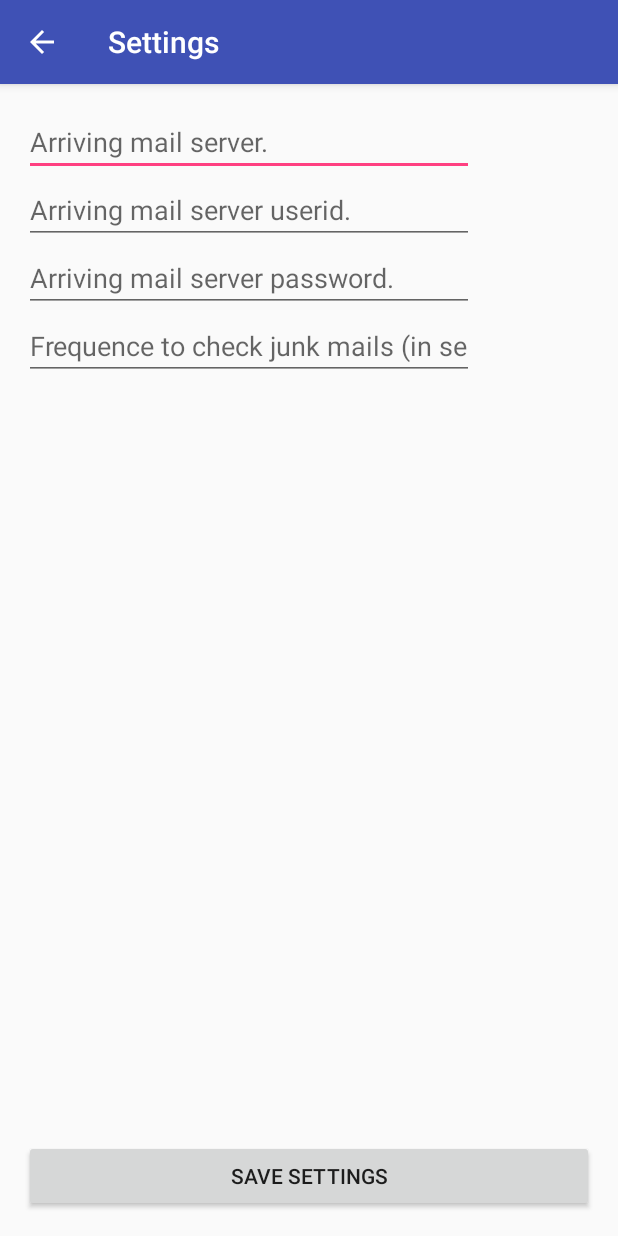
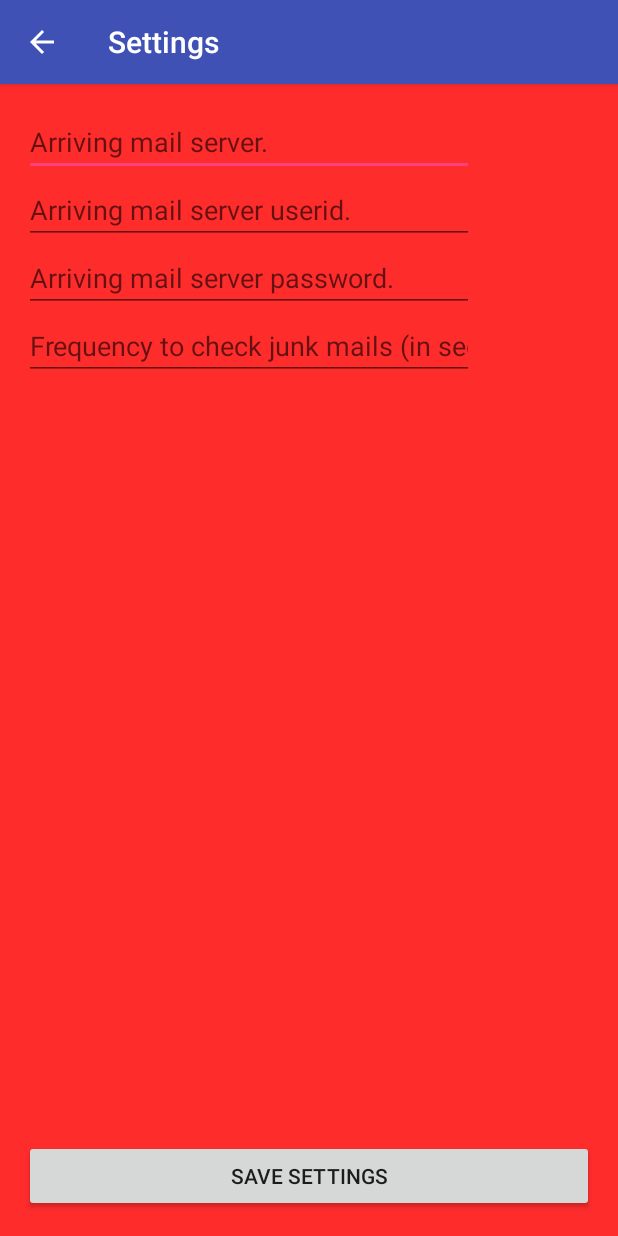
Before and after one commit to puolapek/JunkMailKiller, an Android app: the screen it shows after launch (SettingsActivity), after a tap on "SAVE SETTINGS", on a phone screen of 412 x 824 dp. Run offline under Robolectric (Android 15) with nearby library versions, the phone set to English and light mode, and no system bars.

Commit message:
Validation of settings and some layout changes.

```diff
--- a/app/src/main/java/pekka/junkmailkiller/DBHelper.java
+++ b/app/src/main/java/pekka/junkmailkiller/DBHelper.java
@@ -3,7 +3,6 @@ package pekka.junkmailkiller;
 import android.content.ContentValues;
 import android.content.Context;
 import android.database.Cursor;
-import android.database.DatabaseUtils;
 import android.database.sqlite.SQLiteDatabase;
 import android.database.sqlite.SQLiteOpenHelper;
 
@@ -21,6 +20,7 @@ public class DBHelper extends SQLiteOpenHelper {
     private static final String KEY_HOST = "HOST";
     private static final String KEY_USER = "USER";
     private static final String KEY_PASSWORD = "PASSWORD";
+    private static final String KEY_SETTINGS_OK = "SETTINGS_OK";
     private final String KEY_FREQ = "FREQ";
     private static final String KEY_KEYWORD = "KEYWORD";
 
@@ -41,19 +41,17 @@ public class DBHelper extends SQLiteOpenHelper {
 
     @Override
     public void onUpgrade(SQLiteDatabase db, int oldVersion, int newVersion) {
-        // TODO Auto-generated method stub
-        //db.execSQL("DROP TABLE IF EXISTS contacts");
-        //onCreate(db);
+
     }
 
-    public void insertData(SQLiteDatabase db, String key, String value) {
+    private void insertData(SQLiteDatabase db, String key, String value) {
         ContentValues contentValues = new ContentValues();
         contentValues.put(SETTINGS_COLUMN_KEY, key);
         contentValues.put(SETTINGS_COLUMN_VALUE, value);
         db.insert(SETTINGS_TABLE_NAME, null, contentValues);
     }
 
-    public void updateData(SQLiteDatabase db, String key, String value) {
+    private void updateData(SQLiteDatabase db, String key, String value) {
         ContentValues contentValues = new ContentValues();
         contentValues.put(SETTINGS_COLUMN_KEY, key);
         contentValues.put(SETTINGS_COLUMN_VALUE, value);
@@ -85,6 +83,10 @@ public class DBHelper extends SQLiteOpenHelper {
         if (values.size() > 0) {
             settings.setPassword(values.get(0));
         }
+        values = getValues(KEY_SETTINGS_OK);
+        if (values.size() > 0) {
+            settings.setSettingsOK(values.get(0));
+        }
         values = getValues(KEY_FREQ);
         if (values.size() > 0) {
             settings.setFreq(values.get(0));
@@ -97,40 +99,54 @@ public class DBHelper extends SQLiteOpenHelper {
         return settings;
     }
 
+    public void insertOrUpdateSettingsOK(String ok) {
+        SQLiteDatabase db = this.getWritableDatabase();
+        db.beginTransaction();
+        ArrayList<String> values = new ArrayList<String>();
 
-    public void insertOrUpdateSettings (String host, String user, String passwd, String freq)
+        values = getValues(KEY_SETTINGS_OK);
+        if (values.size() == 0) {
+            insertData(db, KEY_SETTINGS_OK, ok);
+        } else {
+            updateData(db, KEY_SETTINGS_OK, ok);
+        }
+        db.setTransactionSuccessful();
+        db.endTransaction();
+        db.close();
+    }
+
+    public void insertOrUpdateSettings (Settings settings)
     {
         SQLiteDatabase db = this.getWritableDatabase();
         db.beginTransaction();
-
         ArrayList<String> values = new ArrayList<String>();
 
         values = getValues(KEY_HOST);
         if (values.size() == 0) {
-            insertData(db, KEY_HOST, host);
+            insertData(db, KEY_HOST, settings.getHost());
         } else {
-            updateData(db, KEY_HOST, host);
+            updateData(db, KEY_HOST, settings.getHost());
         }
 
         values = getValues(KEY_USER);
         if (values.size() == 0) {
-            insertData(db, KEY_USER, user);
+            insertData(db, KEY_USER, settings.getUser());
         } else {
-            updateData(db, KEY_USER, user);
+            updateData(db, KEY_USER, settings.getUser());
         }
 
         values = getValues(KEY_PASSWORD);
         if (values.size() == 0) {
-            insertData(db, KEY_PASSWORD, passwd);
+            insertData(db, KEY_PASSWORD, settings.getPassword());
         } else {
-            updateData(db, KEY_PASSWORD, passwd);
+            updateData(db, KEY_PASSWORD, settings.getPassword());
         }
 
         values = getValues(KEY_FREQ);
         if (values.size() == 0) {
-            insertData(db, KEY_FREQ, freq);
+            insertData(db, KEY_FREQ, settings.getFreq());
         } else {
-            updateData(db, KEY_FREQ, freq);
+            updateData(db, KEY_FREQ, settings.getFreq());
         }
 
         db.setTransactionSuccessful();
@@ -154,12 +170,6 @@ public class DBHelper extends SQLiteOpenHelper {
         return;
     }
 
-    public int numberOfRows(){
-        SQLiteDatabase db = this.getReadableDatabase();
-        int numRows = (int) DatabaseUtils.queryNumEntries(db, SETTINGS_TABLE_NAME);
-        return numRows;
-    }
-
     public ArrayList<String> getValues(String key)
     {
         ArrayList<String> dataList = new ArrayList<String>();
@@ -174,6 +184,8 @@ public class DBHelper extends SQLiteOpenHelper {
             dataList.add(value);
             res.moveToNext();
         }
+        res.close();
+
         return dataList;
     }
 }
--- a/app/src/main/java/pekka/junkmailkiller/KeywordsActivity.java
+++ b/app/src/main/java/pekka/junkmailkiller/KeywordsActivity.java
@@ -2,7 +2,6 @@ package pekka.junkmailkiller;
 
 import android.content.Context;
 import android.os.Bundle;
-import android.support.v4.app.NavUtils;
 import android.support.v7.app.AppCompatActivity;
 import android.view.MenuItem;
 import android.view.View;
@@ -78,7 +77,7 @@ public class KeywordsActivity extends AppCompatActivity {
 
         final ListView listview = (ListView) findViewById(R.id.listView);
         adapter=new ArrayAdapter<String>(this,
-                android.R.layout.simple_list_item_1,
+                R.layout.activity_keywords_text_view,
                 keywords);
         listview.setAdapter(adapter);
 
--- a/app/src/main/java/pekka/junkmailkiller/MainActivity.java
+++ b/app/src/main/java/pekka/junkmailkiller/MainActivity.java
@@ -9,6 +9,7 @@ import android.view.KeyEvent;
 import android.view.Menu;
 import android.view.MenuItem;
 import android.view.View;
+import android.widget.Toast;
 
 public class MainActivity extends AppCompatActivity {
 
@@ -16,9 +17,11 @@ public class MainActivity extends AppCompatActivity {
     protected void onCreate(Bundle savedInstanceState) {
         super.onCreate(savedInstanceState);
         setContentView(R.layout.activity_main);
-        init();
+
+        enableButtons();
+
         if (!checkMailServerSettings()) {
-            // Some settings missing, go to settings page.
+            // Something wrong in settings, go to settings page.
             Intent intent = new Intent(this, SettingsActivity.class);
             this.startActivity(intent);
         }
@@ -52,22 +55,23 @@ public class MainActivity extends AppCompatActivity {
 
     public void startService(View view) {
 
-        startService(new Intent(getBaseContext(), JunkMailListenerService.class));
+        if (checkMailServerSettings()) {
+            startService(new Intent(getBaseContext(), JunkMailListenerService.class));
+        } else {
+            Toast.makeText(this, "Check Settings. Connection to mail server can NOT be established!", Toast.LENGTH_LONG).show();
+        }
 
-        findViewById(R.id.startButton).setEnabled(false);
-        findViewById(R.id.stopButton).setEnabled(true);
+        enableButtons();
     }
 
     public void stopService(View view) {
 
         stopService(new Intent(getBaseContext(), JunkMailListenerService.class));
 
-        findViewById(R.id.startButton).setEnabled(true);
-        findViewById(R.id.stopButton).setEnabled(false);
+        enableButtons();
     }
 
-    private void init() {
-
+    private void enableButtons() {
 
         if (!isMyServiceRunning(JunkMailListenerService.class)) {
             findViewById(R.id.startButton).setEnabled(true);
@@ -92,8 +96,11 @@ public class MainActivity extends AppCompatActivity {
 
         DBHelper dbHelper = new DBHelper(this);
         Settings settings = dbHelper.readSettings();
-
-        return !(settings.getHost() == null || settings.getUser() == null || settings.getPassword() == null);
+        if (settings.getHost() == null || settings.getUser() == null || settings.getPassword() == null || settings.getSettingsOK().equals("false")) {
+            return false;
+        } else {
+            return true;
+        }
     }
 
 
--- a/app/src/main/java/pekka/junkmailkiller/Settings.java
+++ b/app/src/main/java/pekka/junkmailkiller/Settings.java
@@ -9,6 +9,7 @@ public class Settings {
     private String host;
     private String user;
     private String password;
+    private String settingsOK;
     private String freq;
     private ArrayList<String> keyWords;
 
@@ -52,4 +53,12 @@ public class Settings {
     public void setKeyWords(ArrayList<String> keyWords) {
         this.keyWords = keyWords;
     }
+
+    public String getSettingsOK() {
+        return settingsOK;
+    }
+
+    public void setSettingsOK(String settingsOK) {
+        this.settingsOK = settingsOK;
+    }
 }
--- a/app/src/main/java/pekka/junkmailkiller/SettingsActivity.java
+++ b/app/src/main/java/pekka/junkmailkiller/SettingsActivity.java
@@ -6,6 +6,11 @@ import android.view.MenuItem;
 import android.view.View;
 import android.widget.EditText;
 import android.widget.Toast;
+
+import java.util.Properties;
+
+import javax.mail.Session;
+import javax.mail.Store;
 
 public class SettingsActivity extends AppCompatActivity {
 
@@ -46,14 +51,61 @@ public class SettingsActivity extends AppCompatActivity {
 
     public void saveSettings(View view) {
         DBHelper dbHelper = new DBHelper(this);
+        Settings settings = new Settings();
 
-        EditText host = (EditText)findViewById(R.id.keywordText);
-        EditText user = (EditText)findViewById(R.id.userText);
-        EditText password = (EditText)findViewById(R.id.passwdText);
-        EditText freq = (EditText)findViewById(R.id.frequenceText);
+        settings.setHost(((EditText) findViewById(R.id.keywordText)).getText().toString());
+        settings.setUser(((EditText) findViewById(R.id.userText)).getText().toString());
+        settings.setPassword(((EditText) findViewById(R.id.passwdText)).getText().toString());
+        settings.setFreq(((EditText) findViewById(R.id.frequenceText)).getText().toString());
 
-        dbHelper.insertOrUpdateSettings(host.getText().toString(), user.getText().toString(), password.getText().toString(), freq.getText().toString());
+        dbHelper.insertOrUpdateSettings(settings);
 
-        Toast.makeText(this, "Settings saved.", Toast.LENGTH_LONG).show();
+        checkConnection(settings);
+
+        showSettingsMessage(dbHelper.readSettings());
+    }
+
+    private void showSettingsMessage(Settings settings) {
+        if (settings.getSettingsOK().equals("true")) {
+            Toast.makeText(this, "Settings OK. Connection to mail server can be established.", Toast.LENGTH_LONG).show();
+        } else {
+            Toast.makeText(this, "Invalid Settings. Connection to mail server can NOT be established!", Toast.LENGTH_LONG).show();
+        }
+    }
+
+    private void checkConnection(Settings settings) {
+
+        final DBHelper dbHelper = new DBHelper(this);
+        final String host = settings.getHost();
+        final String user = settings.getUser();
+        final String password = settings.getPassword();
+
+        Thread thread = new Thread(new Runnable(){
+
+            @Override
+            public void run() {
+
+                try {
+                    Properties properties = new Properties();
+                    Session emailSession = Session.getDefaultInstance(properties);
+                    Store store = emailSession.getStore("imap");
+
+                    dbHelper.insertOrUpdateSettingsOK("false");
+                    store.connect(host, user, password);
+                    dbHelper.insertOrUpdateSettingsOK("true");
+                    store.close();
+                }  catch (Exception e) {
+                    e.printStackTrace();
+                }
+
+            }
+        });
+
+        thread.start();
+        try {
+            thread.join();
+        } catch (InterruptedException e) {
+            e.printStackTrace();
+        }
     }
 }
--- a/app/src/main/res/layout/activity_settings.xml
+++ b/app/src/main/res/layout/activity_settings.xml
@@ -4,7 +4,8 @@
     android:paddingRight="@dimen/activity_horizontal_margin"
     android:paddingTop="@dimen/activity_vertical_margin"
     android:paddingBottom="@dimen/activity_vertical_margin" tools:context=".SettingsActivity"
-    android:onClick="saveSettings">
+    android:onClick="saveSettings"
+    android:background="#ff2c2c">
 
     <EditText
         android:layout_width="wrap_content"
@@ -16,7 +17,8 @@
         android:layout_alignParentLeft="true"
         android:layout_alignParentStart="true"
         android:width="300dp"
-        android:autoText="false" />
+        android:autoText="false"
+        android:textColor="@android:color/white" />
 
     <EditText
         android:layout_width="wrap_content"
@@ -27,7 +29,8 @@
         android:layout_below="@+id/keywordText"
         android:layout_alignParentLeft="true"
         android:layout_alignParentStart="true"
-        android:width="300dp" />
+        android:width="300dp"
+        android:textColor="@android:color/white" />
 
     <EditText
         android:layout_width="wrap_content"
@@ -38,19 +41,21 @@
         android:layout_below="@+id/userText"
         android:layout_alignParentLeft="true"
         android:layout_alignParentStart="true"
-        android:width="300dp" />
+        android:width="300dp"
+        android:textColor="@android:color/white" />
 
     <EditText
         android:layout_width="wrap_content"
         android:layout_height="wrap_content"
         android:id="@+id/frequenceText"
-        android:hint="@string/hint_check_frequence"
+        android:hint="@string/hint_check_frequency"
         android:singleLine="true"
         android:layout_below="@+id/passwdText"
         android:layout_alignParentLeft="true"
         android:layout_alignParentStart="true"
         android:width="300dp"
-        android:inputType="number" />
+        android:inputType="number"
+        android:textColor="@android:color/white" />
 
 
     <Button
--- a/app/src/main/res/values/strings.xml
+++ b/app/src/main/res/values/strings.xml
@@ -2,9 +2,9 @@
     <string name="app_name">Junk Mail Killer</string>
     <string name="action_settings">Settings</string>
     <string name="action_keywords">Keywords</string>
-    <string name="start_service">Start service</string>
-    <string name="stop_service">Stop service</string>
-    <string name="heading">Moves junk mail to JunkMailKiller- folder at your mail server.</string>
+    <string name="start_service">START SERVICE</string>
+    <string name="stop_service">STOP SERVICE</string>
+    <string name="heading">Moves junk mail to JUNK_MAIL_KILLER- folder at your mail server.</string>
     <string name="save_settings">Save settings</string>
     <string name="save_keyword">Save keyword</string>
     <string name="add_new_keyword">Add new keyword</string>
@@ -12,7 +12,7 @@
     <string name="hint_host">Arriving mail server.</string>
     <string name="hint_user">Arriving mail server userid.</string>
     <string name="hint_password">Arriving mail server password.</string>
-    <string name="hint_check_frequence">Frequence to check junk mails (in seconds).</string>
+    <string name="hint_check_frequency">Frequency to check junk mails (in seconds).</string>
 
     <string name="key_text">Key</string>
     <string name="from_text">From</string>
```
Also changed, not shown: app/src/main/java/pekka/junkmailkiller/JunkMailListenerService.java (+22 -21 lines), app/src/main/java/pekka/junkmailkiller/JunkMailListenerTask.java (+2 -60 lines), app/src/main/res/layout/activity_keywords.xml (+5 -2 lines), app/src/main/res/layout/activity_main.xml (+12 -5 lines).
